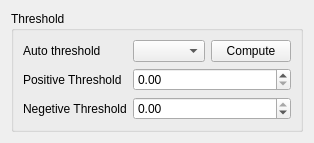
First picture: the form in CDTStudio/Wizards/wizardpagepbcdautothreshold.ui, repository chenguanzhou/CDTStudio, before the edit.
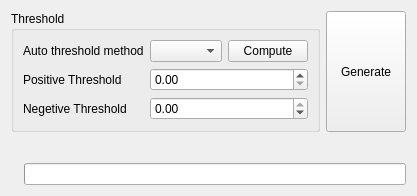
Second picture: the form after the edit.

The edit to the form file:
```diff
--- a/CDTStudio/Wizards/wizardpagepbcdautothreshold.ui
+++ b/CDTStudio/Wizards/wizardpagepbcdautothreshold.ui
@@ -6,8 +6,8 @@
    <rect>
     <x>0</x>
     <y>0</y>
-    <width>304</width>
-    <height>127</height>
+    <width>407</width>
+    <height>196</height>
    </rect>
   </property>
   <property name="windowTitle">
@@ -16,7 +16,9 @@
   <property name="title">
    <string>Select Positive &amp; Negetive Threshold</string>
   </property>
-  <layout class="QHBoxLayout" name="horizontalLayout_3">
+  <layout class="QVBoxLayout" name="verticalLayout">
+   <item>
+    <layout class="QHBoxLayout" name="horizontalLayout_2">
    <item>
     <widget class="QGroupBox" name="groupBox">
      <property name="title">
@@ -26,7 +28,7 @@
       <item row="0" column="0">
        <widget class="QLabel" name="label">
         <property name="text">
-         <string>Auto threshold</string>
+           <string>Auto threshold method</string>
         </property>
        </widget>
       </item>
@@ -90,6 +92,48 @@
       </item>
      </layout>
     </widget>
+     </item>
+     <item>
+      <widget class="QPushButton" name="pushButtonGenerate">
+       <property name="sizePolicy">
+        <sizepolicy hsizetype="Minimum" vsizetype="Expanding">
+         <horstretch>0</horstretch>
+         <verstretch>0</verstretch>
+        </sizepolicy>
+       </property>
+       <property name="text">
+        <string>Generate</string>
+       </property>
+      </widget>
+     </item>
+    </layout>
+   </item>
+   <item>
+    <spacer name="verticalSpacer">
+     <property name="orientation">
+      <enum>Qt::Vertical</enum>
+     </property>
+     <property name="sizeHint" stdset="0">
+      <size>
+       <width>20</width>
+       <height>18</height>
+      </size>
+     </property>
+    </spacer>
+   </item>
+   <item>
+    <layout class="QHBoxLayout" name="horizontalLayout_3">
+     <item>
+      <widget class="QLabel" name="labelProgress">
+       <property name="text">
+        <string/>
+       </property>
+      </widget>
+     </item>
+     <item>
+      <widget class="QProgressBar" name="progressBar"/>
+     </item>
+    </layout>
    </item>
   </layout>
  </widget>
```
Left out of the diff: 2 changed lines with no effect on the pictures. Lines whose indentation alone changed are shown as unchanged.
